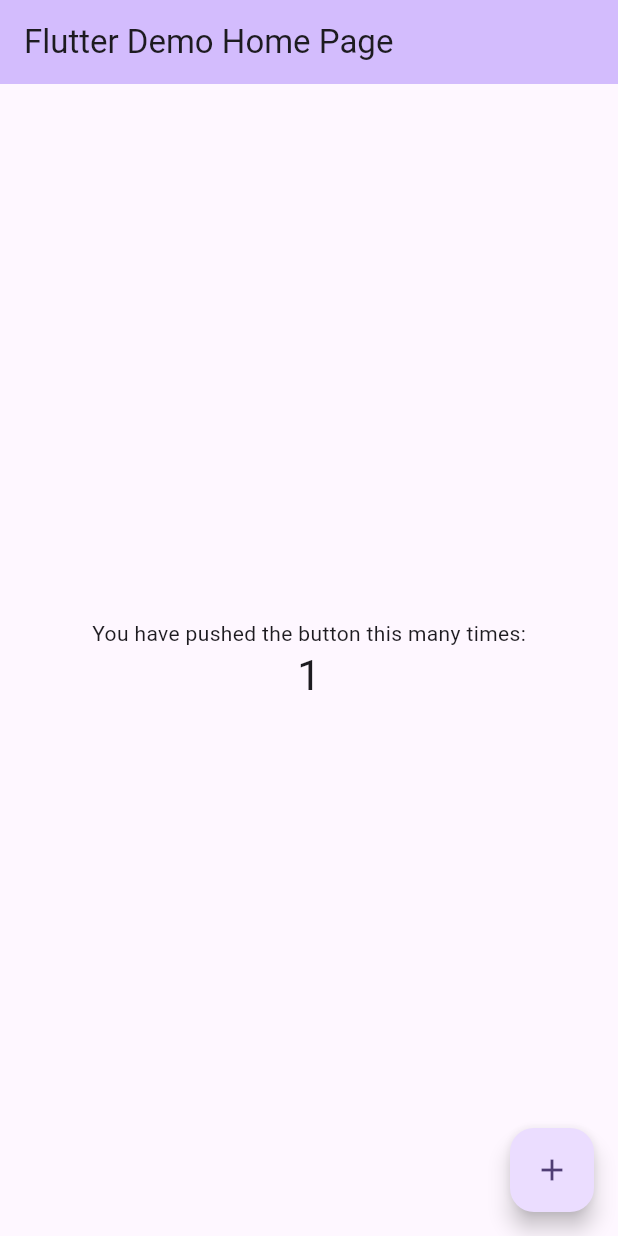
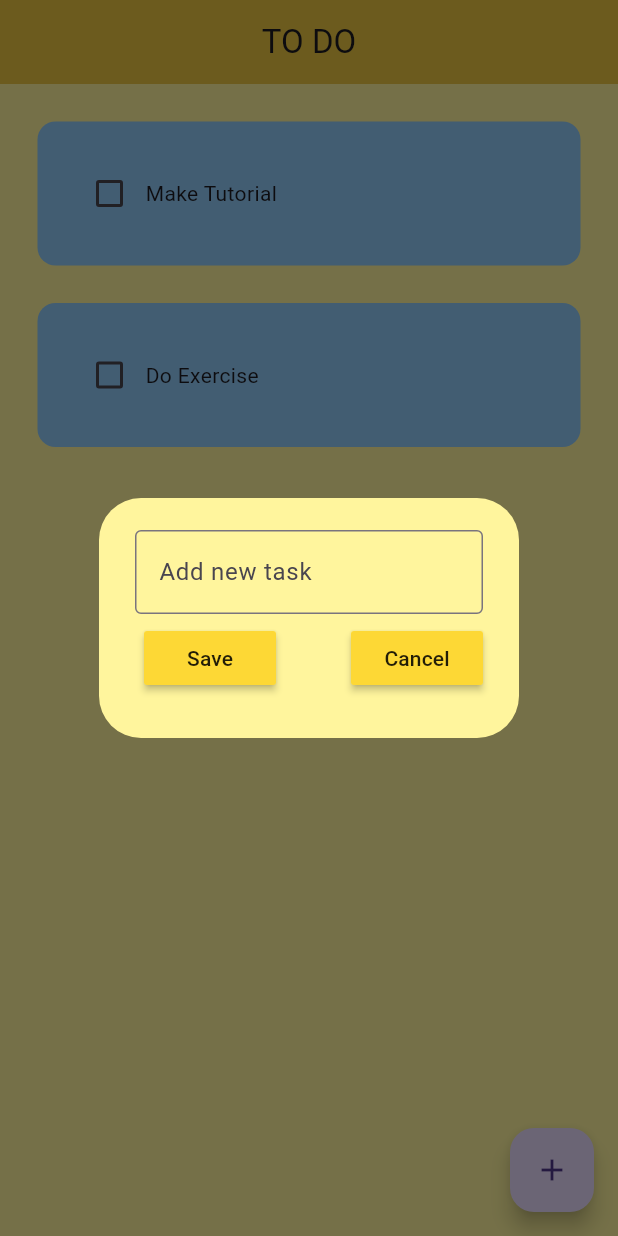
Before and after one commit to aloubchir/todoapp, a Flutter app: the screen it shows after launch, after a tap on the "add" icon, on a phone screen of 412 x 824 dp. Run offline on Flutter 3.47's test engine with Material 3 defaults, Android fonts, the phone set to English and light mode, and no system bars; drawn by our look-alikes of flutter_slidable; our stand-ins replace hive, hive_flutter; accounts and stored records are empty.

Commit message:
final commit

```diff
--- /dev/null
+++ b/lib/data/database.dart
@@ -0,0 +1,26 @@
+import 'package:hive_flutter/hive_flutter.dart';
+class ToDoDatabase {
+  List toDolist=[];
+  final _mybox=Hive.box('mybox');
+
+  // First time opening this app
+  void createInitialData(){
+    toDolist=[["Make Tutorial",false],["Do Exercise",false]];
+  }
+
+
+  //load data from database
+
+void loadData(){
+
+    toDolist=_mybox.get("TODOLIST");
+
+}
+
+//update data
+
+void updateDataBase(){
+    _mybox.put("TODOLIST", toDolist);
+}
+
+}
--- a/lib/main.dart
+++ b/lib/main.dart
@@ -1,6 +1,14 @@
 import 'package:flutter/material.dart';
+import 'package:hive/hive.dart';
+import 'package:hive_flutter/adapters.dart';
+import 'pages/home_page.dart';
 
-void main() {
+void main() async{
+  // init the hive
+  await Hive.initFlutter();
+  //open the box
+  var box = await Hive.openBox('mybox');
+
   runApp(const MyApp());
 }
 
@@ -11,112 +19,14 @@ class MyApp extends StatelessWidget {
   @override
   Widget build(BuildContext context) {
     return MaterialApp(
+      debugShowCheckedModeBanner: false,
       title: 'Flutter Demo',
       theme: ThemeData(
-        // This is the theme of your application.
-        //
-        // TRY THIS: Try running your application with "flutter run". You'll see
-        // the application has a purple toolbar. Then, without quitting the app,
-        // try changing the seedColor in the colorScheme below to Colors.green
-        // and then invoke "hot reload" (save your changes or press the "hot
-        // reload" button in a Flutter-supported IDE, or press "r" if you used
-        // the command line to start the app).
-        //
-        // Notice that the counter didn't reset back to zero; the application
-        // state is not lost during the reload. To reset the state, use hot
-        // restart instead.
-        //
-        // This works for code too, not just values: Most code changes can be
-        // tested with just a hot reload.
-        colorScheme: ColorScheme.fromSeed(seedColor: Colors.deepPurple),
+
+        primarySwatch: Colors.yellow
       ),
-      home: const MyHomePage(title: 'Flutter Demo Home Page'),
+      home: HomePage(),
+
     );
   }
 }
-
-class MyHomePage extends StatefulWidget {
-  const MyHomePage({super.key, required this.title});
-
-  // This widget is the home page of your application. It is stateful, meaning
-  // that it has a State object (defined below) that contains fields that affect
-  // how it looks.
-
-  // This class is the configuration for the state. It holds the values (in this
-  // case the title) provided by the parent (in this case the App widget) and
-  // used by the build method of the State. Fields in a Widget subclass are
-  // always marked "final".
-
-  final String title;
-
-  @override
-  State<MyHomePage> createState() => _MyHomePageState();
-}
-
-class _MyHomePageState extends State<MyHomePage> {
-  int _counter = 0;
-
-  void _incrementCounter() {
-    setState(() {
-      // This call to setState tells the Flutter framework that something has
-      // changed in this State, which causes it to rerun the build method below
-      // so that the display can reflect the updated values. If we changed
-      // _counter without calling setState(), then the build method would not be
-      // called again, and so nothing would appear to happen.
-      _counter++;
-    });
-  }
-
-  @override
-  Widget build(BuildContext context) {
-    // This method is rerun every time setState is called, for instance as done
-    // by the _incrementCounter method above.
-    //
-    // The Flutter framework has been optimized to make rerunning build methods
-    // fast, so that you can just rebuild anything that needs updating rather
-    // than having to individually change instances of widgets.
-    return Scaffold(
-      appBar: AppBar(
-        // TRY THIS: Try changing the color here to a specific color (to
-        // Colors.amber, perhaps?) and trigger a hot reload to see the AppBar
-        // change color while the other colors stay the same.
-        backgroundColor: Theme.of(context).colorScheme.inversePrimary,
-        // Here we take the value from the MyHomePage object that was created by
-        // the App.build method, and use it to set our appbar title.
-        title: Text(widget.title),
-      ),
-      body: Center(
-        // Center is a layout widget. It takes a single child and positions it
-        // in the middle of the parent.
-        child: Column(
-          // Column is also a layout widget. It takes a list of children and
-          // arranges them vertically. By default, it sizes itself to fit its
-          // children horizontally, and tries to be as tall as its parent.
-          //
-          // Column has various properties to control how it sizes itself and
-          // how it positions its children. Here we use mainAxisAlignment to
-          // center the children vertically; the main axis here is the vertical
-          // axis because Columns are vertical (the cross axis would be
-          // horizontal).
-          //
-          // TRY THIS: Invoke "debug painting" (choose the "Toggle Debug Paint"
-          // action in the IDE, or press "p" in the console), to see the
-          // wireframe for each widget.
-          mainAxisAlignment: MainAxisAlignment.center,
-          children: <Widget>[
-            const Text('You have pushed the button this many times:'),
-            Text(
-              '$_counter',
-              style: Theme.of(context).textTheme.headlineMedium,
-            ),
-          ],
-        ),
-      ),
-      floatingActionButton: FloatingActionButton(
-        onPressed: _incrementCounter,
-        tooltip: 'Increment',
-        child: const Icon(Icons.add),
-      ), // This trailing comma makes auto-formatting nicer for build methods.
-    );
-  }
-}
--- /dev/null
+++ b/lib/pages/home_page.dart
@@ -0,0 +1,114 @@
+import 'package:flutter/material.dart';
+import 'package:hive_flutter/hive_flutter.dart';
+import 'package:todoapp/data/database.dart';
+
+
+import '../util/dialog_box.dart';
+import '../util/todo_tile.dart';
+
+class HomePage extends StatefulWidget {
+  const HomePage({super.key});
+
+  @override
+  State<StatefulWidget> createState() => HomePageState();
+
+}
+
+class HomePageState extends State<HomePage>{
+
+  final _mybox=Hive.box('mybox');
+
+  ToDoDatabase db= ToDoDatabase();
+
+  @override
+  void initState() {
+    // first time ever opening the app, then create default data
+    if(_mybox.get("TODOLIST")==null)
+      {
+        db.createInitialData();
+      }else
+        {
+          db.loadData();
+        }
+
+
+    super.initState();
+  }
+
+
+
+  final controller= TextEditingController();
+
+  //List toDolist=[["Make Tutorial",true],["Do Exercise",false]];
+
+
+
+  void checkBoxChanged(bool? value,int index){
+    setState(() {
+      db.toDolist[index][1]=!db.toDolist[index][1];
+    });
+    db.updateDataBase();
+  }
+
+  void saveNewTask(){
+    setState(() {
+      db.toDolist.add([controller.text,false]);
+
+    });
+    Navigator.of(context).pop();
+  }
+
+
+  void createNewTask(){
+    showDialog(context: context,
+
+        builder: (context){
+      return DialogBox(
+        controller: controller,
+        onSave: saveNewTask,
+        onCancel: ()=>Navigator.of(context).pop(),
+      );
+    });
+  }
+
+  void deleteTask(int index){
+setState(() {
+  db.toDolist.removeAt(index);
+});
+db.updateDataBase();
+  }
+
+  @override
+  Widget build(BuildContext context) {
+    // TODO: implement build
+    return Scaffold(
+      backgroundColor: Colors.yellow[200],
+      appBar: AppBar(
+        backgroundColor: Colors.yellow[600],
+        title: Center(child: Text("TO DO")),
+        elevation: 8,
+      ),
+
+        floatingActionButton: FloatingActionButton(
+            onPressed:createNewTask ,child: Icon(Icons.add),)
+      ,
+
+      body: ListView.builder(
+          itemCount: db.toDolist.length,
+          itemBuilder: (context,index){
+            return ToDoTile(
+                taskName: db.toDolist[index][0],
+                taskCompleted: db.toDolist[index][1],
+                onChanged: (value)=> checkBoxChanged(value,index),
+                deleteFunction: (context)=>deleteTask(index),
+            );
+        },
+
+         // ToDoTile(taskName: "Make Tutorial",taskCompleted: true, onChanged: (p0){},),
+         // ToDoTile(taskName: "Do Exercise",taskCompleted: false, onChanged: (p0){},),
+
+      ),
+    );
+  }
+
+}
--- /dev/null
+++ b/lib/util/dialog_box.dart
@@ -0,0 +1,39 @@
+import 'package:flutter/material.dart';
+import 'package:todoapp/util/my_button.dart';
+
+class DialogBox extends StatelessWidget{
+  final controller;
+  VoidCallback onSave;
+  VoidCallback onCancel;
+
+  DialogBox({super.key,required this.controller,required this.onSave,required this.onCancel});
+@override
+  Widget build(BuildContext context) {
+    // TODO: implement build
+    return AlertDialog(
+      backgroundColor: Colors.yellow[200],
+      content: Container(height: 120,
+        child: Column(
+          mainAxisAlignment: MainAxisAlignment.spaceEvenly,
+          children: [
+            TextField(
+              controller: controller,
+              decoration: InputDecoration(border: OutlineInputBorder(),hintText: "Add new task"),
+            ),
+            Row(
+              mainAxisAlignment: MainAxisAlignment.end,
+              children: [
+                // save button
+                MyButton(text: "Save", onPressed: onSave),
+                const SizedBox(width: 50,),
+                //cancel button
+                MyButton(text: "Cancel", onPressed: onCancel)
+              ],
+            )
+
+          ],
+        ),
+      ),
+    );
+  }
+  }
--- /dev/null
+++ b/lib/util/my_button.dart
@@ -0,0 +1,18 @@
+import 'package:flutter/material.dart';
+
+class MyButton extends StatelessWidget {
+  final String text;
+  VoidCallback onPressed;
+
+  MyButton({super.key,required this.text,required this.onPressed});
+
+  @override
+  Widget build(BuildContext context) {
+    // TODO: implement build
+    return MaterialButton(onPressed: onPressed,
+    color: Colors.yellow[600],
+    child: Text(text),
+    );
+  }
+
+}
--- /dev/null
+++ b/lib/util/todo_tile.dart
@@ -0,0 +1,52 @@
+import 'package:flutter/material.dart';
+import 'package:flutter_slidable/flutter_slidable.dart';
+
+class ToDoTile extends StatelessWidget{
+   ToDoTile({super.key,required this.taskName,required this.taskCompleted,required this.onChanged,required this.deleteFunction});
+
+  final String taskName;
+  final bool taskCompleted;
+  Function(bool?)? onChanged;
+  Function(BuildContext)? deleteFunction;
+
+  @override
+  Widget build(BuildContext context) {
+    // TODO: implement build
+    return Padding(
+      padding: const EdgeInsets.only(left: 25,right: 25,top: 25),
+      child: Slidable(
+        endActionPane: ActionPane(
+          motion: StretchMotion(),
+          children: [
+            SlidableAction(
+              onPressed: deleteFunction,
+              icon: Icons.delete,
+              backgroundColor: Colors.red.shade300,
+              borderRadius: BorderRadius.circular(12),
+            )
+            ],
+        ),
+        child: Container(
+          padding: const EdgeInsets.all(24),
+          decoration: BoxDecoration(color: Colors.blue[200],
+          borderRadius: BorderRadius.circular(12)),
+        child: Row(
+          children: [
+            Checkbox(
+                value: taskCompleted,
+                onChanged: onChanged
+                ,activeColor: Colors.black,
+            ),
+            Text(taskName,
+              style: TextStyle(decoration: taskCompleted ? TextDecoration.lineThrough:TextDecoration.none),
+            ),
+          ],
+        ),
+
+        ),
+      ),
+    );
+
+  }
+
+}
--- a/pubspec.yaml
+++ b/pubspec.yaml
@@ -30,15 +30,19 @@ environment:
 dependencies:
   flutter:
     sdk: flutter
+  hive: ^2.2.0
+  hive_flutter: ^1.1.0
 
   # The following adds the Cupertino Icons font to your application.
   # Use with the CupertinoIcons class for iOS style icons.
   cupertino_icons: ^1.0.8
+  flutter_slidable: ^4.0.0
 
 dev_dependencies:
   flutter_test:
     sdk: flutter
-
+  hive_generator: ^1.1.3
+  build_runner: ^2.1.11
   # The "flutter_lints" package below contains a set of recommended lints to
   # encourage good coding practices. The lint set provided by the package is
   # activated in the `analysis_options.yaml` file located at the root of your
```
Also changed, not shown: pubspec.lock, 1 other file.
